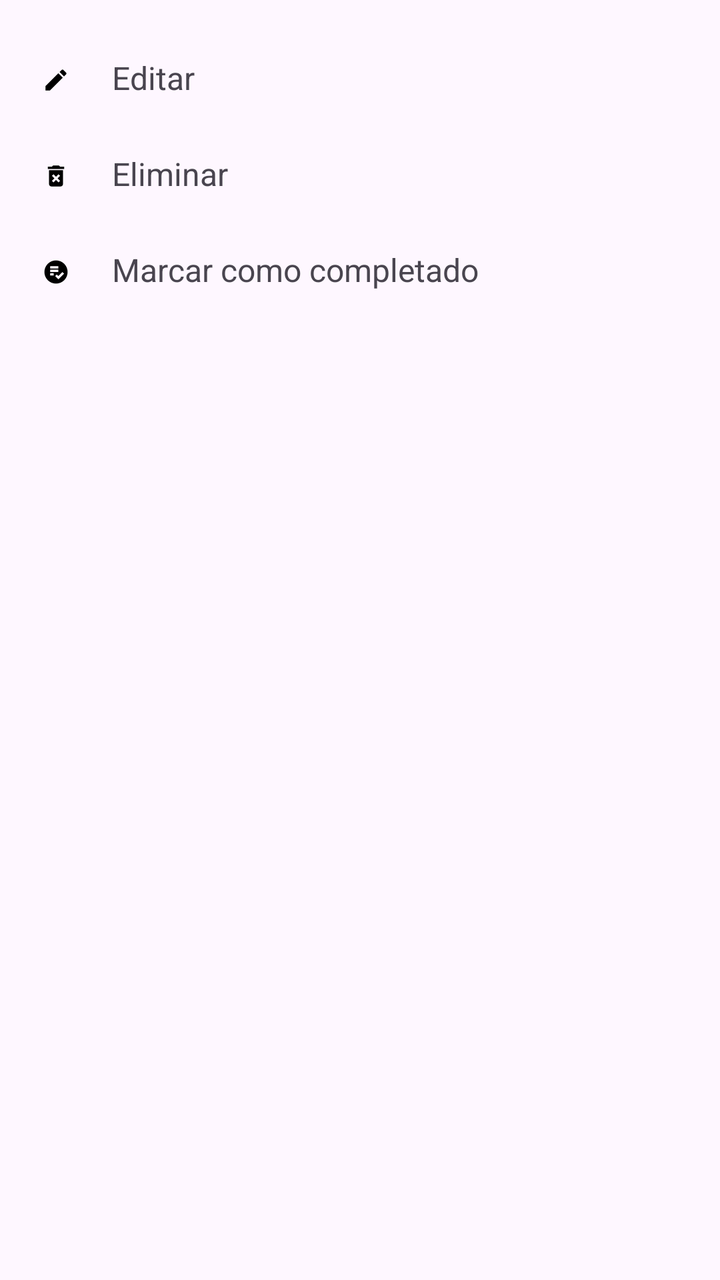
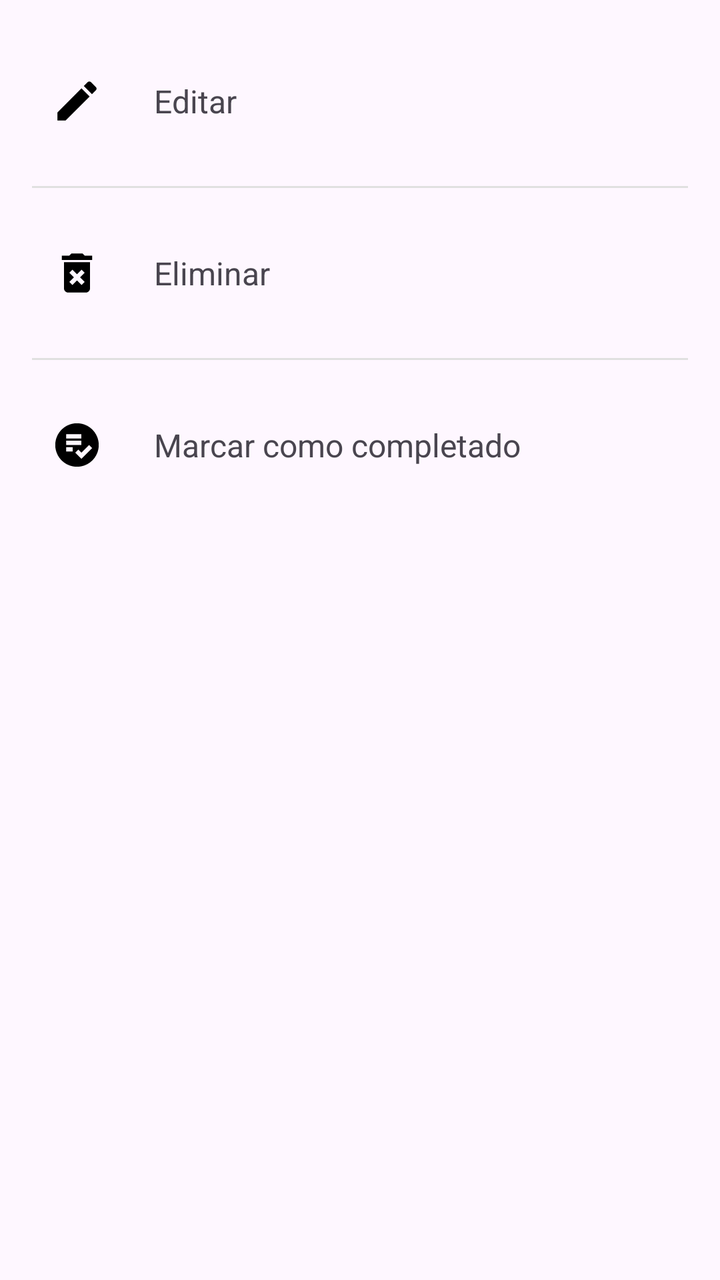

The first picture is an Android layout as it rendered before a commit; the second is the same layout after the commit. The layout source and the unified diff follow.
<!-- AndroidManifest.xml: application theme Theme.Tarea7 -->
<!-- res/layout/editar_tarea.xml -->
<LinearLayout
    xmlns:android="http://schemas.android.com/apk/res/android"
    android:layout_width="match_parent"
    android:layout_height="wrap_content"
    android:orientation="vertical"
    android:padding="16dp">

    <LinearLayout
        android:id="@+id/opcion_editar"
        android:layout_width="match_parent"
        android:layout_height="wrap_content"
        android:orientation="horizontal"
        android:paddingVertical="12dp"
        android:clickable="true"
        android:focusable="true">

        <ImageView
            android:layout_width="24dp"
            android:layout_height="24dp"
            android:src="@drawable/ic_editar_foreground" />
        <TextView
            android:layout_width="wrap_content"
            android:layout_height="wrap_content"
            android:layout_marginStart="16dp"
            android:text="Editar"
            android:textSize="16sp" />
    </LinearLayout>

    <LinearLayout
        android:id="@+id/opcion_eliminar"
        android:layout_width="match_parent"
        android:layout_height="wrap_content"
        android:orientation="horizontal"
        android:paddingVertical="12dp"
        android:clickable="true"
        android:focusable="true">

        <ImageView
            android:layout_width="24dp"
            android:layout_height="24dp"
            android:src="@drawable/ic_eliminar_foreground" />
        <TextView
            android:layout_width="wrap_content"
            android:layout_height="wrap_content"
            android:layout_marginStart="16dp"
            android:text="Eliminar"
            android:textSize="16sp" />
    </LinearLayout>

    <LinearLayout
        android:id="@+id/opcion_completar"
        android:layout_width="match_parent"
        android:layout_height="wrap_content"
        android:orientation="horizontal"
        android:paddingVertical="12dp"
        android:clickable="true"
        android:focusable="true">

        <ImageView
            android:layout_width="24dp"
            android:layout_height="24dp"
            android:src="@drawable/ic_completado_foreground" />
        <TextView
            android:layout_width="wrap_content"
            android:layout_height="wrap_content"
            android:layout_marginStart="16dp"
            android:text="Marcar como completado"
            android:textSize="16sp" />
    </LinearLayout>
</LinearLayout>
<!-- resources referenced by this layout -->
<resources>
  <!-- drawable ic_completado_foreground (drawable) -->
  <vector xmlns:android="http://schemas.android.com/apk/res/android"
      android:width="108dp"
      android:height="108dp"
      android:viewportWidth="24"
      android:viewportHeight="24"
      android:tint="#000000">
    <group android:scaleX="0.58"
        android:scaleY="0.58"
        android:translateX="5.04"
        android:translateY="5.04">
      <path
          android:fillColor="@android:color/white"
          android:pathData="M12,2C6.48,2 2,6.48 2,12c0,5.52 4.48,10 10,10c5.52,0 10,-4.48 10,-10C22,6.48 17.52,2 12,2zM7,7h7v2H7V7zM7,10h7v2H7V10zM10,15H7v-2h3V15zM14.05,18.36l-2.83,-2.83l1.41,-1.41l1.41,1.41L17.59,12L19,13.41L14.05,18.36z"/>
    </group>
  </vector>
  <!-- drawable ic_editar_foreground (drawable) -->
  <vector xmlns:android="http://schemas.android.com/apk/res/android"
      android:width="108dp"
      android:height="108dp"
      android:viewportWidth="24"
      android:viewportHeight="24"
      android:tint="#000000">
    <group android:scaleX="0.58"
        android:scaleY="0.58"
        android:translateX="5.04"
        android:translateY="5.04">
      <path
          android:fillColor="@android:color/white"
          android:pathData="M3,17.25V21h3.75L17.81,9.94l-3.75,-3.75L3,17.25zM20.71,7.04c0.39,-0.39 0.39,-1.02 0,-1.41l-2.34,-2.34c-0.39,-0.39 -1.02,-0.39 -1.41,0l-1.83,1.83 3.75,3.75 1.83,-1.83z"/>
    </group>
  </vector>
  <!-- drawable ic_eliminar_foreground (drawable) -->
  <vector xmlns:android="http://schemas.android.com/apk/res/android"
      android:width="108dp"
      android:height="108dp"
      android:viewportWidth="24"
      android:viewportHeight="24"
      android:tint="#000000">
    <group android:scaleX="0.58"
        android:scaleY="0.58"
        android:translateX="5.04"
        android:translateY="5.04">
      <path
          android:fillColor="@android:color/white"
          android:pathData="M6,19c0,1.1 0.9,2 2,2h8c1.1,0 2,-0.9 2,-2L18,7L6,7v12zM8.46,11.88l1.41,-1.41L12,12.59l2.12,-2.12 1.41,1.41L13.41,14l2.12,2.12 -1.41,1.41L12,15.41l-2.12,2.12 -1.41,-1.41L10.59,14l-2.13,-2.12zM15.5,4l-1,-1h-5l-1,1L5,4v2h14L19,4z"/>
    </group>
  </vector>
  <style name="Theme.Tarea7" parent="Base.Theme.Tarea7" />
  <style name="Base.Theme.Tarea7" parent="Theme.Material3.DayNight.NoActionBar">
          
          
      </style>
</resources>

<!-- the commit's change to res/layout/editar_tarea.xml (unified diff, before → after) -->
@@ -9,62 +9,84 @@
         android:id="@+id/opcion_editar"
         android:layout_width="match_parent"
         android:layout_height="wrap_content"
+        android:clickable="true"
+        android:focusable="true"
         android:orientation="horizontal"
-        android:paddingVertical="12dp"
-        android:clickable="true"
-        android:focusable="true">
+        android:gravity="center_vertical"
+        android:paddingVertical="12dp">
 
         <ImageView
-            android:layout_width="24dp"
-            android:layout_height="24dp"
+            android:layout_width="45dp"
+            android:layout_height="45dp"
             android:src="@drawable/ic_editar_foreground" />
+
         <TextView
             android:layout_width="wrap_content"
             android:layout_height="wrap_content"
             android:layout_marginStart="16dp"
             android:text="Editar"
-            android:textSize="16sp" />
+            android:textSize="16sp"
+            android:gravity="center_vertical" />
     </LinearLayout>
+
+    <View
+        android:layout_width="match_parent"
+        android:layout_height="1dp"
+        android:background="#E0E0E0"
+        android:layout_marginVertical="8dp" />
 
     <LinearLayout
         android:id="@+id/opcion_eliminar"
         android:layout_width="match_parent"
         android:layout_height="wrap_content"
+        android:clickable="true"
+        android:focusable="true"
         android:orientation="horizontal"
-        android:paddingVertical="12dp"
-        android:clickable="true"
-        android:focusable="true">
+        android:gravity="center_vertical"
+        android:paddingVertical="12dp">
 
         <ImageView
-            android:layout_width="24dp"
-            android:layout_height="24dp"
+            android:layout_width="45dp"
+            android:layout_height="45dp"
             android:src="@drawable/ic_eliminar_foreground" />
+
         <TextView
             android:layout_width="wrap_content"
             android:layout_height="wrap_content"
             android:layout_marginStart="16dp"
             android:text="Eliminar"
-            android:textSize="16sp" />
+            android:textSize="16sp"
+            android:gravity="center_vertical" />
     </LinearLayout>
+
+    <View
+        android:layout_width="match_parent"
+        android:layout_height="1dp"
+        android:background="#E0E0E0"
+        android:layout_marginVertical="8dp" />
 
     <LinearLayout
         android:id="@+id/opcion_completar"
         android:layout_width="match_parent"
         android:layout_height="wrap_content"
+        android:clickable="true"
+        android:focusable="true"
         android:orientation="horizontal"
-        android:paddingVertical="12dp"
-        android:clickable="true"
-        android:focusable="true">
+        android:gravity="center_vertical"
+        android:paddingVertical="12dp">
 
         <ImageView
-            android:layout_width="24dp"
-            android:layout_height="24dp"
+            android:layout_width="45dp"
+            android:layout_height="45dp"
             android:src="@drawable/ic_completado_foreground" />
+
         <TextView
             android:layout_width="wrap_content"
             android:layout_height="wrap_content"
             android:layout_marginStart="16dp"
             android:text="Marcar como completado"
-            android:textSize="16sp" />
+            android:textSize="16sp"
+            android:gravity="center_vertical" />
     </LinearLayout>
+
 </LinearLayout>
